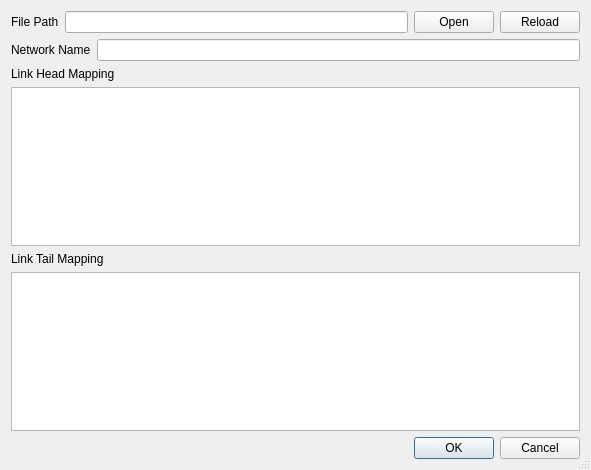
The window that nezzle/ui/ui_opennetworkdialog.ui (dwgoon/nezzle) describes before a commit, drawn with Qt 5.
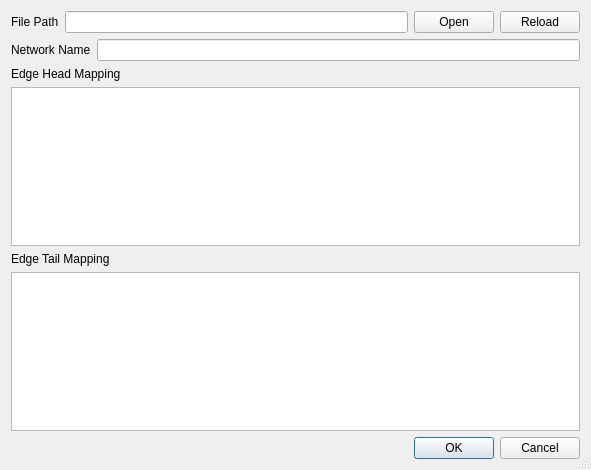
The same window after the commit.

Commit message: Rename link as edge

The edit to the form file:
```diff
--- a/nezzle/ui/ui_opennetworkdialog.ui
+++ b/nezzle/ui/ui_opennetworkdialog.ui
@@ -84,7 +84,7 @@
       </sizepolicy>
      </property>
      <property name="text">
-      <string>Link Head Mapping</string>
+      <string>Edge Head Mapping</string>
      </property>
     </widget>
    </item>
@@ -119,7 +119,7 @@
       </sizepolicy>
      </property>
      <property name="text">
-      <string>Link Tail Mapping</string>
+      <string>Edge Tail Mapping</string>
      </property>
     </widget>
    </item>
```
Left out of the diff: 8 changed lines with no effect on the pictures. The commit also changes 71 other files.
